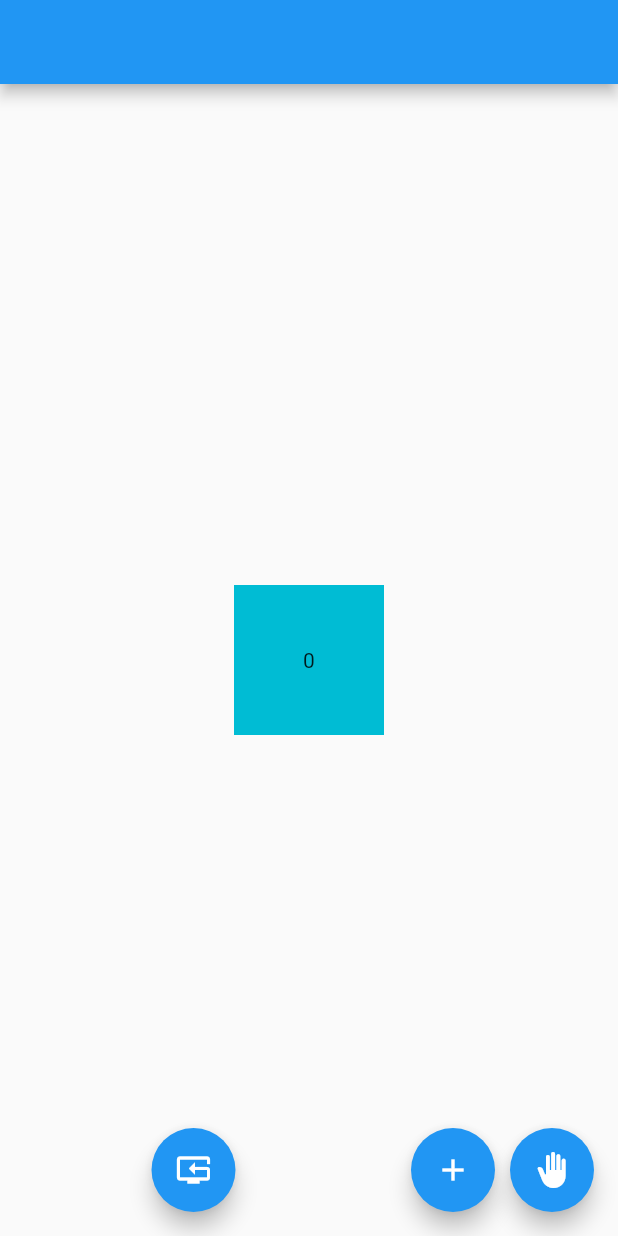
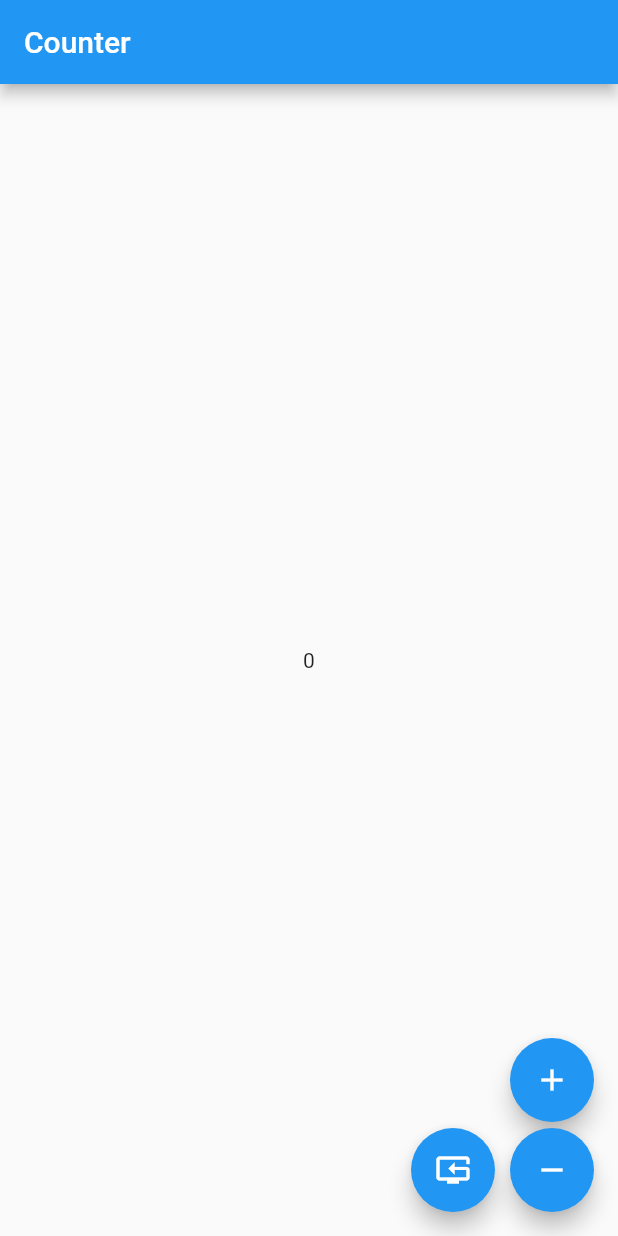
Before and after one commit to Saozcan/flutter-getX, a Flutter app: the screen it shows after launch, after a tap on the "reset tv" icon, on a phone screen of 412 x 824 dp. Run offline on Flutter 3.47's test engine with Material 2 defaults, Android fonts, the phone set to English and light mode, and no system bars; our stand-ins replace flutter_bloc.

Commit message:
Increment Decrement SetReset with BLoC

```diff
--- /dev/null
+++ b/lib/counter_bloc/counter_cubit.dart
@@ -0,0 +1,11 @@
+
+
+import 'package:flutter_bloc/flutter_bloc.dart';
+
+class CounterCubit extends Cubit<int> {
+  CounterCubit(): super(0);
+
+  void increment() => emit(state + 1);
+  void decrement() => emit(state - 1);
+  void reset() => emit(0);
+}
--- /dev/null
+++ b/lib/counter_bloc/counter_page.dart
@@ -0,0 +1,50 @@
+import 'package:flutter/material.dart';
+import 'package:flutter_bloc/flutter_bloc.dart';
+import 'package:flutter_utils/counter_bloc/counter_cubit.dart';
+
+class CounterPage extends StatelessWidget {
+  const CounterPage({Key? key}) : super(key: key);
+
+  @override
+  Widget build(BuildContext context) {
+    return Scaffold(
+      appBar: AppBar(
+        title: const Text("Counter"),
+      ),
+      body: BlocBuilder<CounterCubit, int>(
+        builder: (context, count) => Center(
+          child: Text("$count"),
+        ),
+      ),
+      floatingActionButton: Row(
+        mainAxisAlignment: MainAxisAlignment.end,
+        crossAxisAlignment: CrossAxisAlignment.end,
+        children: [
+          FloatingActionButton(
+            onPressed: () => context.read<CounterCubit>().reset(),
+            child: const Icon(Icons.reset_tv),
+          ),
+          const SizedBox(
+            width: 10,
+          ),
+          Column(
+            mainAxisAlignment: MainAxisAlignment.end,
+            children: [
+              FloatingActionButton(
+                onPressed: () => context.read<CounterCubit>().increment(),
+                child: const Icon(Icons.add),
+              ),
+              const SizedBox(
+                height: 4,
+              ),
+              FloatingActionButton(
+                onPressed: () => context.read<CounterCubit>().decrement(),
+                child: const Icon(Icons.remove),
+              ),
+            ],
+          ),
+        ],
+      ),
+    );
+  }
+}
--- a/lib/main.dart
+++ b/lib/main.dart
@@ -1,159 +1,19 @@
-// main.dart
 import 'package:flutter/material.dart';
-import 'package:flutter/services.dart';
-import 'package:flutter_utils/101/app_bar_learn.dart';
-import 'package:flutter_utils/101/button_learn.dart';
-import 'package:flutter_utils/101/card_learner.dart';
-import 'package:flutter_utils/101/color_learn.dart';
-import 'package:flutter_utils/101/column_row_learn.dart';
-import 'package:flutter_utils/101/container_sized_box_learn.dart';
-import 'package:flutter_utils/101/custom_widget_learn.dart';
-import 'package:flutter_utils/101/icon_learn.dart';
-import 'package:flutter_utils/101/indicator_learn.dart';
-import 'package:flutter_utils/101/list_tile_learn.dart';
-import 'package:flutter_utils/101/padding_learn.dart';
-import 'package:flutter_utils/101/scaffold_learn.dart';
-import 'package:flutter_utils/101/stack_learn.dart';
-import 'package:flutter_utils/101/stateful_Learn.dart';
-import 'package:flutter_utils/101/stateless_learn.dart';
-import 'package:flutter_utils/101/image_learn.dart';
+import 'package:flutter_bloc/flutter_bloc.dart';
+import 'package:flutter_utils/counter_bloc/counter_cubit.dart';
+import 'package:flutter_utils/counter_bloc/counter_page.dart';
 
-import 'dart:async';
+void main() => runApp(CounterApp());
 
-import 'package:flutter_utils/101/text_learn.dart';
-import 'package:flutter_utils/demos/demo_1.dart';
-
-void main() {
-  runApp(const MyApp());
-}
-
-class MyApp extends StatelessWidget {
-  const MyApp({Key? key}) : super(key: key);
+class CounterApp extends StatelessWidget {
+  const CounterApp({Key? key}) : super(key: key);
 
   @override
   Widget build(BuildContext context) {
-    return const MaterialApp(
-      title: "Counter Example",
-      home: Counter(),
-    );
+    return MaterialApp(
+        home: BlocProvider(
+      create: (_) => CounterCubit(),
+      child: const CounterPage(),
+    ));
   }
 }
-
-class Counter extends StatefulWidget {
-  const Counter({Key? key}) : super(key: key);
-
-  @override
-  State<Counter> createState() => _CounterState();
-}
-
-class _CounterState extends State<Counter> {
-  int _counter = 0;
-
-  void _incrementCounter() {
-    setState(() {
-      _counter++;
-    });
-  }
-  void _decrementCounter() {
-    setState(() {
-      _counter--;
-    });
-  }
-
-  void _restart() {
-    setState(() {
-      _counter = 0;
-    });
-  }
-
-  @override
-  Widget build(BuildContext context) {
-    return Scaffold(
-      appBar: AppBar(),
-      body: Center(
-        child: Container(
-          color: Colors.cyan,
-          width: 100,
-          height: 100,
-          child: Center(
-            child: Text(
-              "$_counter",
-            ),
-          ),
-        ),
-      ),
-      floatingActionButton: Row(
-        mainAxisAlignment: MainAxisAlignment.spaceBetween,
-        children: [
-          const SizedBox(width: 0,),
-          FloatingActionButton(onPressed: _restart, tooltip: "Restart", child: const Icon(Icons.reset_tv),),
-          Row(
-            mainAxisAlignment: MainAxisAlignment.end,
-            children: [
-              FloatingActionButton(
-                onPressed: _incrementCounter,
-                tooltip: "Increment",
-                child: const Icon(Icons.add),
-              ),
-              const SizedBox(
-                width: 10,
-              ),
-              FloatingActionButton(
-                onPressed: _decrementCounter,
-                tooltip: "Decrement",
-                child: const Icon(Icons.back_hand),
-              )
-            ],
-          ),
-        ],
-      ),
-    );
-  }
-}
-
-// void main() {
-//   runApp(const MyApp());
-// }
-//
-// class MyApp extends StatelessWidget {
-//   const MyApp({super.key});
-//
-//   @override
-//   Widget build(BuildContext context) {
-//     return MaterialApp(
-//       //Çoğunlukla projelerde 1 tane olur
-//       title: "Welcome to Flutter", // Projenin başlangıç yeri, ana root
-//       debugShowCheckedModeBanner: false,
-//       theme: ThemeData.dark().copyWith(
-//           //App barlara dağıtması copyWith sayesinde
-//           progressIndicatorTheme:
-//               ProgressIndicatorThemeData(color: Colors.white),
-//           appBarTheme: const AppBarTheme(
-//             centerTitle: true,
-//             systemOverlayStyle: SystemUiOverlayStyle.light,
-//             backgroundColor: Colors.red,
-//             elevation: 0,
-//           ) // her appbar için ayrı ayrı yazmayı engelleyip
-//           //global olarak style sağlar
-//           ),
-//       // home: const TextLearn(),
-//       // home: ContainerSizedBoxLearn(),
-//       // home: ScaffoldLearnView(),
-//       // home: ButtonLearn(),
-//       // home: AppBarView(),
-//       // home: IconLearn(),
-//       // home: ColorLearn(),
-//       // home: StatelessLearn(),
-//       // home: PaddingLearn(),
-//       // home:CardLearn(),
-//       // home: ImageLearn(),
-//       // home: DemoOne(),
-//       // home: CustomWidgetLearn(),
-//       // home: IndicatorLearn(),
-//       // home: ListTileLEarn(),
-//       // home: ColumnRowLearn(),
-//       // home: StackLearn(),
-//       home: StatefullLearn(),
-//     );
-//   }
-// }
--- a/pubspec.yaml
+++ b/pubspec.yaml
@@ -29,6 +29,7 @@ environment:
 # the latest version available on pub.dev. To see which dependencies have newer
 # versions available, run `flutter pub outdated`.
 dependencies:
+  flutter_bloc: ^8.1.1
   flutter:
     sdk: flutter
 
```
Also changed, not shown: pubspec.lock.
